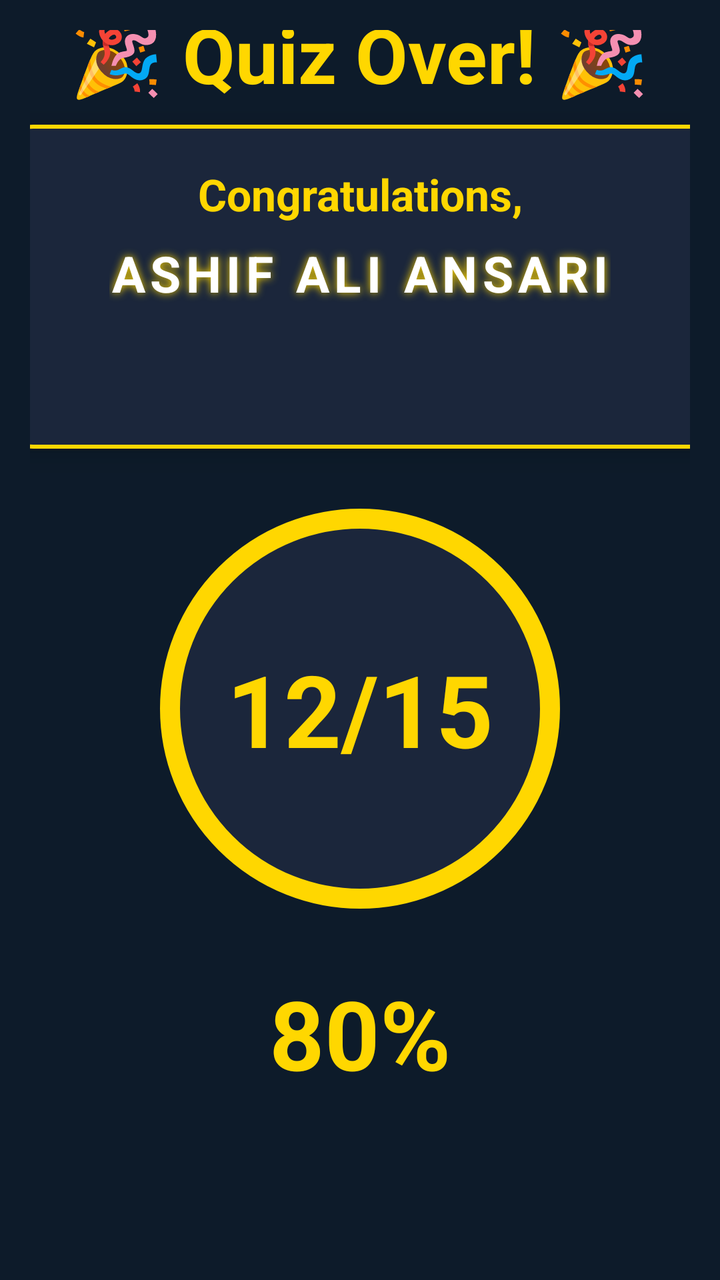
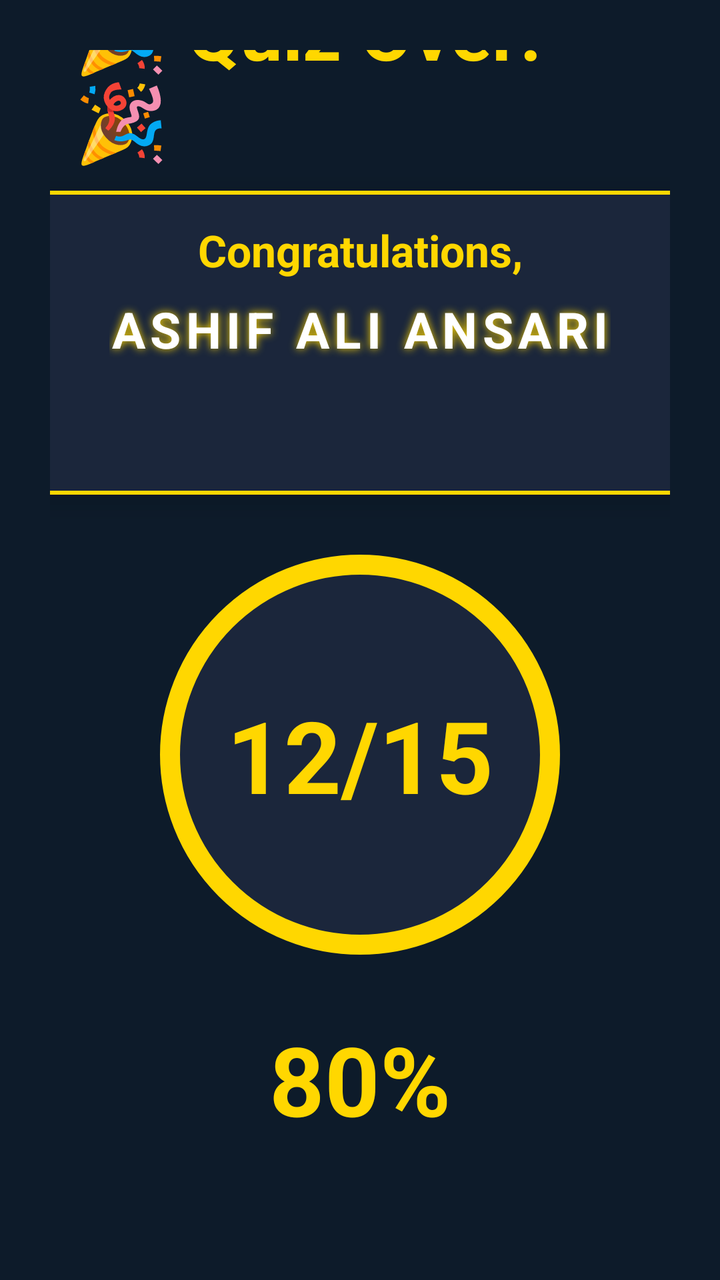

An Android layout rendered at two revisions. The XML below is the earlier revision; the diff shows what the commit changed to produce the second picture.
<!-- AndroidManifest.xml: application theme Theme.QuizApp -->
<!-- res/layout/activity_result.xml -->
<?xml version="1.0" encoding="utf-8"?>
<LinearLayout xmlns:android="http://schemas.android.com/apk/res/android"
    android:layout_width="match_parent"
    android:layout_height="match_parent"
    android:orientation="vertical"
    android:gravity="center"
    android:padding="15dp"
    android:background="#0D1B2A">

    
    <LinearLayout
        android:layout_width="wrap_content"
        android:layout_height="wrap_content"
        android:orientation="horizontal"
        android:layout_marginBottom="10dp">


        <TextView
            android:layout_width="wrap_content"
            android:layout_height="wrap_content"
            android:text="🎉 Quiz Over! 🎉"
            android:textSize="38sp"
            android:textStyle="bold"
            android:textColor="#FFD700"
            android:layout_marginStart="12dp"
            android:layout_marginEnd="12dp" />

    </LinearLayout>

    
    <LinearLayout
        android:layout_width="377dp"
        android:layout_height="wrap_content"
        android:layout_marginBottom="30dp"
        android:background="@drawable/player_name_bg"
        android:elevation="8dp"
        android:gravity="center"
        android:orientation="vertical"
        android:padding="20dp">

        <TextView
            android:layout_width="wrap_content"
            android:layout_height="wrap_content"
            android:layout_marginBottom="8dp"
            android:text="Congratulations,"
            android:textColor="#FFD700"
            android:textSize="22sp"
            android:textStyle="bold" />

        <TextView
            android:id="@+id/tvPlayerName"
            android:layout_width="wrap_content"
            android:layout_height="wrap_content"
            android:letterSpacing="0.1"
            android:shadowColor="#FFD700"
            android:shadowDx="0"
            android:shadowDy="0"
            android:shadowRadius="10"
            android:text="ASHIF ALI ANSARI"
            android:textColor="#FFFFFF"
            android:textSize="25sp"
            android:textStyle="bold" />

        <TextView
            android:layout_width="wrap_content"
            android:layout_height="wrap_content"
            android:layout_marginTop="8dp"
            android:textSize="32sp" />
    </LinearLayout>

    
    <RelativeLayout
        android:layout_width="200dp"
        android:layout_height="200dp"
        android:layout_marginBottom="30dp">

        <View
            android:layout_width="match_parent"
            android:layout_height="match_parent"
            android:background="@drawable/circle_gold_border" />

        <TextView
            android:id="@+id/tvFinalScore"
            android:layout_width="wrap_content"
            android:layout_height="wrap_content"
            android:text="12/15"
            android:textSize="50sp"
            android:textStyle="bold"
            android:textColor="#FFD700"
            android:layout_centerInParent="true" />
    </RelativeLayout>

    
    <TextView
        android:id="@+id/tvPercentage"
        android:layout_width="wrap_content"
        android:layout_height="wrap_content"
        android:text="80%"
        android:textSize="48sp"
        android:textStyle="bold"
        android:textColor="#FFD700"
        android:layout_marginBottom="20dp" />

    
    <TextView
        android:id="@+id/tvMessage"
        android:layout_width="wrap_content"
        android:layout_height="wrap_content"
        android:text="Excellent!"
        android:textSize="30sp"
        android:textStyle="bold"
        android:textColor="#FFFFFF"
        android:shadowColor="#FFD700"
        android:shadowDx="0"
        android:shadowDy="0"
        android:shadowRadius="12"
        android:letterSpacing="0.05"
        android:layout_marginTop="20dp"
        android:layout_marginBottom="50dp"
        android:gravity="center" />

    
    <Button
        android:id="@+id/btnPlayAgain"
        android:layout_width="match_parent"
        android:layout_height="wrap_content"
        android:text="🔄️ Play Again"
        android:textSize="24sp"
        android:textStyle="bold"
        android:textColor="#0D1B2A"
        android:backgroundTint="#FFD700"
        android:padding="18dp"
        android:elevation="10dp"
        android:layout_marginHorizontal="20dp" />

</LinearLayout>
<!-- resources referenced by this layout -->
<resources>
  <!-- drawable circle_gold_border (drawable) -->
  <?xml version="1.0" encoding="utf-8"?>
  <shape xmlns:android="http://schemas.android.com/apk/res/android">
      <solid android:color="#1B263B" />
      <stroke
          android:width="10dp"
          android:color="#FFD700" />
      <corners android:radius="100dp" />
  </shape>
  <!-- drawable player_name_bg (drawable) -->
  <?xml version="1.0" encoding="utf-8"?>
  <shape xmlns:android="http://schemas.android.com/apk/res/android">
      <solid android:color="#1B263B" /> 
      <stroke
          android:width="2dp"
          android:color="#FFD700" /> 
      <corners android:radius="24dp" />
  </shape>
  <style name="Theme.QuizApp" parent="Base.Theme.QuizApp" />
  <style name="Base.Theme.QuizApp" parent="Theme.Material3.DayNight.NoActionBar">
          
          
      </style>
</resources>

<!-- the commit's change to res/layout/activity_result.xml (unified diff, before → after) -->
@@ -4,7 +4,7 @@
     android:layout_height="match_parent"
     android:orientation="vertical"
     android:gravity="center"
-    android:padding="15dp"
+    android:padding="25dp"
     android:background="#0D1B2A">
 
     
@@ -29,14 +29,14 @@
 
     
     <LinearLayout
-        android:layout_width="377dp"
+        android:layout_width="343dp"
         android:layout_height="wrap_content"
         android:layout_marginBottom="30dp"
         android:background="@drawable/player_name_bg"
         android:elevation="8dp"
         android:gravity="center"
         android:orientation="vertical"
-        android:padding="20dp">
+        android:padding="15dp">
 
         <TextView
             android:layout_width="wrap_content"
<!-- resource entries referenced after the edit -->
@@ -16,7 +16,7 @@
       <stroke
           android:width="2dp"
           android:color="#FFD700" /> 
-      <corners android:radius="24dp" />
+      <corners android:radius="14dp" />
   </shape>
   <style name="Theme.QuizApp" parent="Base.Theme.QuizApp" />
   <style name="Base.Theme.QuizApp" parent="Theme.Material3.DayNight.NoActionBar">
